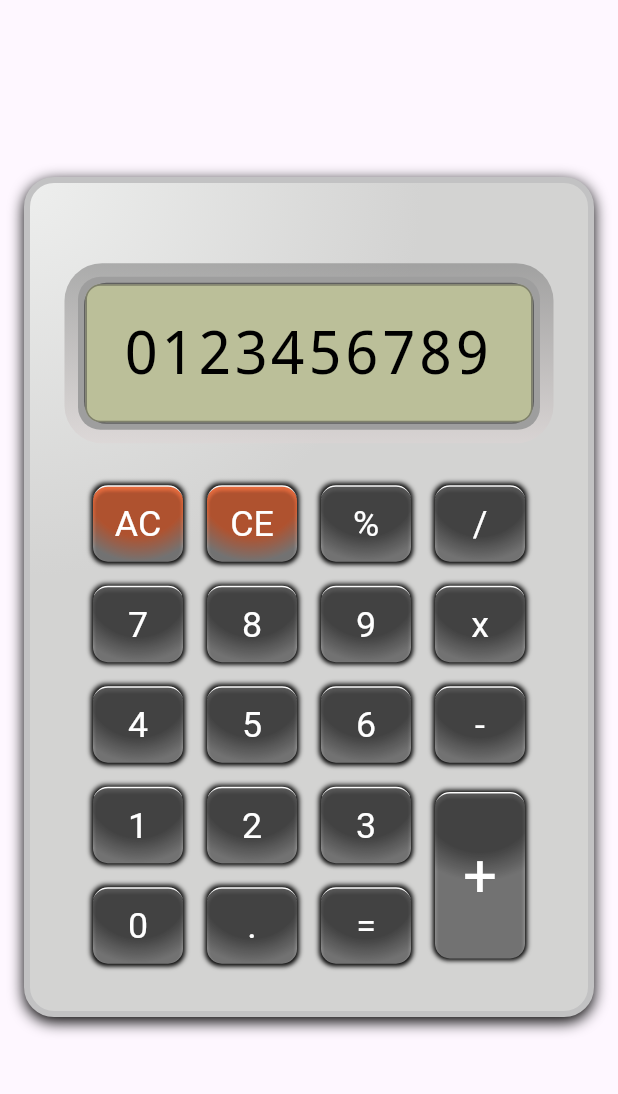
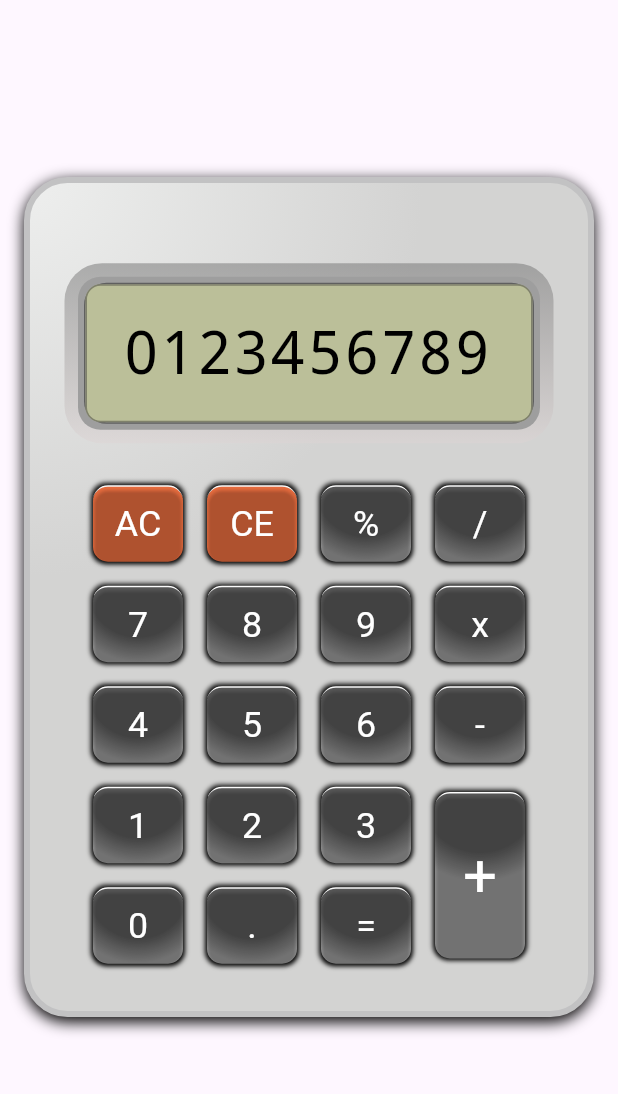
Before and after one commit to davopaco/mobile-apps, a Flutter app: the screen it shows after launch, on a phone screen of 412 x 824 dp, the part 63-1157 px from its top. Run offline on Flutter 3.47's test engine with Material 3 defaults, Android fonts, the phone set to English and light mode, and no system bars.

Commit message:
style: :lipstick: Fixed the button color

```diff
--- a/calculator/lib/calculadora.dart
+++ b/calculator/lib/calculadora.dart
@@ -9,10 +9,23 @@ class Calculator extends StatefulWidget {
 
 Widget calculatorButton(String symbol) {
   Color buttonColour;
+  RadialGradient buttonGradient;
+
   if (symbol == "AC" || symbol == "CE") {
     buttonColour = const Color(0xFFF27141);
+    buttonGradient = RadialGradient(
+        center: const Alignment(0, -1),
+        radius: 1,
+        colors: <Color>[
+          buttonColour,
+          buttonColour,
+        ]);
   } else {
     buttonColour = const Color(0xFF5A5A5A);
+    buttonGradient = RadialGradient(
+        center: const Alignment(0, -1),
+        radius: 1,
+        colors: <Color>[buttonColour, buttonColour, buttonColour, Colors.grey]);
   }
 
   ButtonStyle elevatedButtonStyle = ElevatedButton.styleFrom(
@@ -41,15 +54,7 @@ Widget calculatorButton(String symbol) {
                 BoxShadow(color: Colors.black, spreadRadius: 1, blurRadius: 2)
               ],
               borderRadius: BorderRadius.circular(10),
-              gradient: RadialGradient(
-                  center: const Alignment(0, -1),
-                  radius: 1,
-                  colors: <Color>[
-                    buttonColour,
-                    buttonColour,
-                    buttonColour,
-                    Colors.grey
-                  ])),
+              gradient: buttonGradient),
           child: ElevatedButton(
               onPressed: () => print(symbol),
               style: elevatedButtonStyle,
@@ -86,7 +91,7 @@ class _CalculatorState extends State<Calculator> {
                         offset: Offset(0, 3))
                   ],
                   border: Border.all(color: Color(0xFFC2C2C3), width: 4),
-                  borderRadius: BorderRadius.circular(20),
+                  borderRadius: BorderRadius.circular(29),
                   gradient: const RadialGradient(
                     center: Alignment(-1, -1),
                     radius: 0.7,
```
